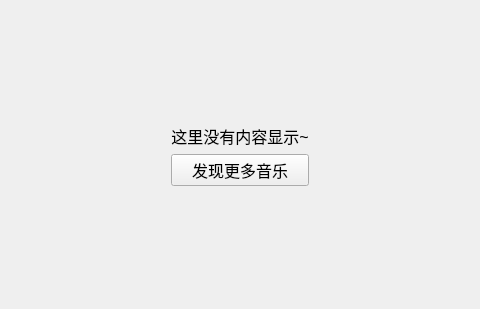
a-mo-xi-wei/Qt-KuGouAppClient, file KuGouStart/MyCollection/SpecialAlbum/SpecialAlbum.ui: the form before one commit; both pictures show x 164 to 644 and y 0 to 309 of the 807 by 309 pixel window.
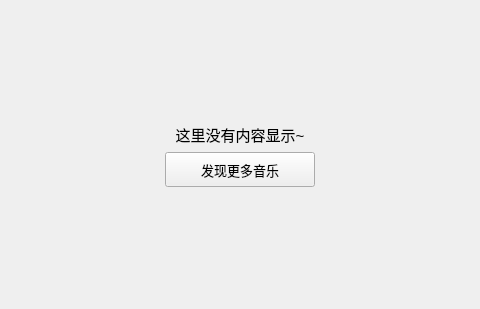
The form after the commit.

```diff
--- a/KuGouStart/MyCollection/SpecialAlbum/SpecialAlbum.ui
+++ b/KuGouStart/MyCollection/SpecialAlbum/SpecialAlbum.ui
@@ -49,7 +49,7 @@
          <widget class="QLabel" name="label_16">
           <property name="font">
            <font>
-            <pointsize>12</pointsize>
+            <pointsize>11</pointsize>
            </font>
           </property>
           <property name="text">
@@ -60,7 +60,7 @@
           </property>
          </widget>
         </item>
-        <item row="0" column="2" rowspan="2">
+        <item row="0" column="2">
          <spacer name="horizontalSpacer_9">
           <property name="orientation">
            <enum>Qt::Horizontal</enum>
@@ -73,11 +73,36 @@
           </property>
          </spacer>
         </item>
-        <item row="1" column="1" rowspan="2">
-         <widget class="QPushButton" name="pushButton_7">
+        <item row="1" column="0">
+         <spacer name="horizontalSpacer_11">
+          <property name="orientation">
+           <enum>Qt::Horizontal</enum>
+          </property>
+          <property name="sizeHint" stdset="0">
+           <size>
+            <width>40</width>
+            <height>20</height>
+           </size>
+          </property>
+         </spacer>
+        </item>
+        <item row="1" column="1">
+         <widget class="QPushButton" name="search_pushButton">
+          <property name="minimumSize">
+           <size>
+            <width>150</width>
+            <height>35</height>
+           </size>
+          </property>
+          <property name="maximumSize">
+           <size>
+            <width>150</width>
+            <height>35</height>
+           </size>
+          </property>
           <property name="font">
            <font>
-            <pointsize>12</pointsize>
+            <pointsize>10</pointsize>
            </font>
           </property>
           <property name="cursor">
@@ -88,20 +113,7 @@
           </property>
          </widget>
         </item>
-        <item row="2" column="0">
-         <spacer name="horizontalSpacer_11">
-          <property name="orientation">
-           <enum>Qt::Horizontal</enum>
-          </property>
-          <property name="sizeHint" stdset="0">
-           <size>
-            <width>40</width>
-            <height>20</height>
-           </size>
-          </property>
-         </spacer>
-        </item>
-        <item row="2" column="2">
+        <item row="1" column="2">
          <spacer name="horizontalSpacer_10">
           <property name="orientation">
            <enum>Qt::Horizontal</enum>
```
Left out of the diff: 7 changed lines with no effect on the pictures.
